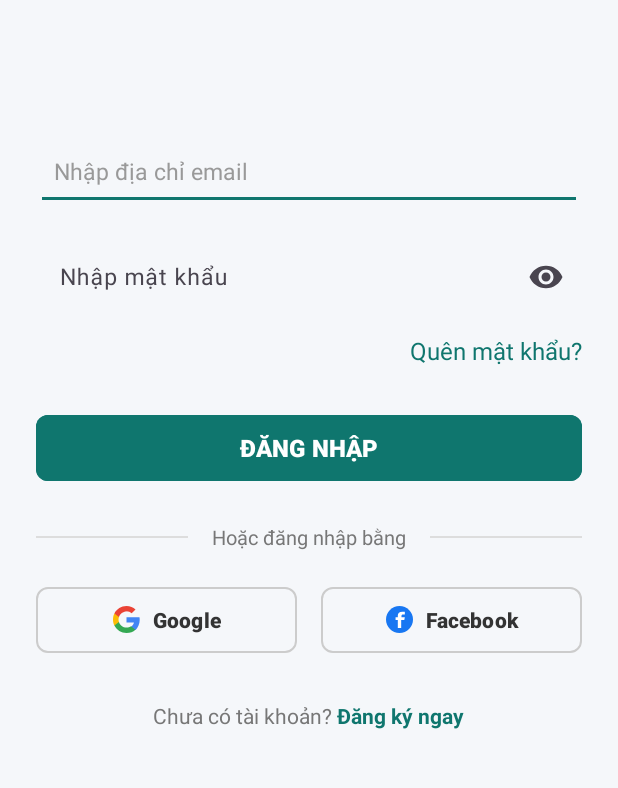
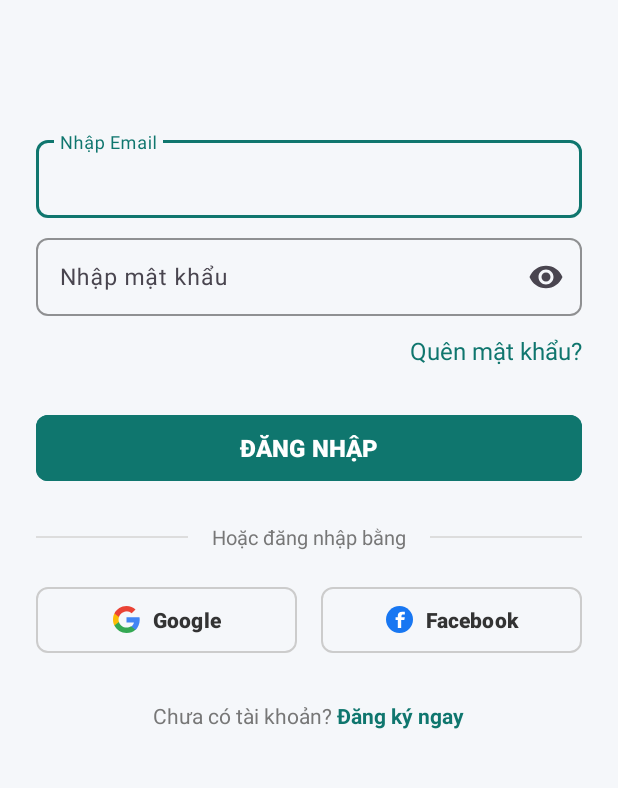
Before and after one commit to ngvinhrootvinh75/eFlea-Market, an Android app: the screen it shows after launch (Login), on a phone screen of 412 x 824 dp, the part 314-1102 px from its top. Run offline under Robolectric (Android 15) with nearby library versions, the phone set to English and light mode, and no system bars; libraries missing offline, so code that uses them is left out: com.facebook, com.facebook.login; 2 statements that could not run were skipped.

Commit message:
Cap nhat giao dien Login

```diff
--- a/app/src/main/res/layout/login.xml
+++ b/app/src/main/res/layout/login.xml
@@ -35,19 +35,31 @@
             android:textStyle="bold" />
 
         <!-- Email Input -->
-        <EditText
+        <com.google.android.material.textfield.TextInputLayout
+            android:layout_width="match_parent"
+            android:layout_height="wrap_content"
+            android:layout_marginTop="88dp"
+            app:boxBackgroundMode="outline"
+            app:boxStrokeColor="#0F766E"
+            app:boxStrokeWidth="1dp"
+            app:boxStrokeWidthFocused="2dp"
+            app:boxCornerRadiusTopStart="8dp"
+            app:boxCornerRadiusTopEnd="8dp"
+            app:boxCornerRadiusBottomStart="8dp"
+            app:boxCornerRadiusBottomEnd="8dp">
+
+            <com.google.android.material.textfield.TextInputEditText
                 android:id="@+id/etEmail"
                 android:layout_width="match_parent"
                 android:layout_height="52dp"
-            android:layout_marginTop="88dp"
-            android:backgroundTint="#0F766E"
-            android:hint="Nhập địa chỉ email"
+                android:hint="Nhập Email"
                 android:inputType="textEmailAddress"
-            android:padding="12dp"
                 android:textColor="#222222"
                 android:textColorHint="#999999"
                 android:textSize="15sp"
                 android:autofillHints="emailAddress" />
+
+        </com.google.android.material.textfield.TextInputLayout>
 
         <!-- Password Input with Eye Icon -->
         <com.google.android.material.textfield.TextInputLayout
@@ -55,13 +67,19 @@
             android:layout_height="wrap_content"
             android:layout_marginTop="8dp"
             app:endIconMode="password_toggle"
-            app:boxBackgroundMode="none">
+            app:boxBackgroundMode="outline"
+            app:boxStrokeColor="#0F766E"
+            app:boxStrokeWidth="1dp"
+            app:boxStrokeWidthFocused="2dp"
+            app:boxCornerRadiusTopStart="8dp"
+            app:boxCornerRadiusTopEnd="8dp"
+            app:boxCornerRadiusBottomStart="8dp"
+            app:boxCornerRadiusBottomEnd="8dp">
 
             <com.google.android.material.textfield.TextInputEditText
                 android:id="@+id/etPassword"
                 android:layout_width="match_parent"
                 android:layout_height="52dp"
-                android:backgroundTint="#0F766E"
                 android:hint="Nhập mật khẩu"
                 android:inputType="textPassword"
                 android:textColor="#222222"
--- a/app/src/main/res/values-night/themes.xml
+++ b/app/src/main/res/values-night/themes.xml
@@ -2,6 +2,6 @@
     <!-- Base application theme. -->
     <style name="Base.Theme.EFleaMarket" parent="Theme.Material3.DayNight.NoActionBar">
         <!-- Customize your dark theme here. -->
-        <!-- <item name="colorPrimary">@color/my_dark_primary</item> -->
+        <item name="colorPrimary">@color/primary_green</item>
     </style>
 </resources>
--- a/app/src/main/res/values/colors.xml
+++ b/app/src/main/res/values/colors.xml
@@ -2,4 +2,5 @@
 <resources>
     <color name="black">#FF000000</color>
     <color name="white">#FFFFFFFF</color>
+    <color name="primary_green">#0F766E</color>
 </resources>
--- a/app/src/main/res/values/themes.xml
+++ b/app/src/main/res/values/themes.xml
@@ -2,7 +2,7 @@
     <!-- Base application theme. -->
     <style name="Base.Theme.EFleaMarket" parent="Theme.Material3.DayNight.NoActionBar">
         <!-- Customize your light theme here. -->
-        <!-- <item name="colorPrimary">@color/my_light_primary</item> -->
+        <item name="colorPrimary">@color/primary_green</item>
     </style>
 
     <style name="Theme.EFleaMarket" parent="Base.Theme.EFleaMarket" />
```
Also changed, not shown: app/src/main/java/com/example/efleamarket/activities/Login.java (+88 -17 lines), 1 other file. Lines whose indentation alone changed are shown as unchanged.
